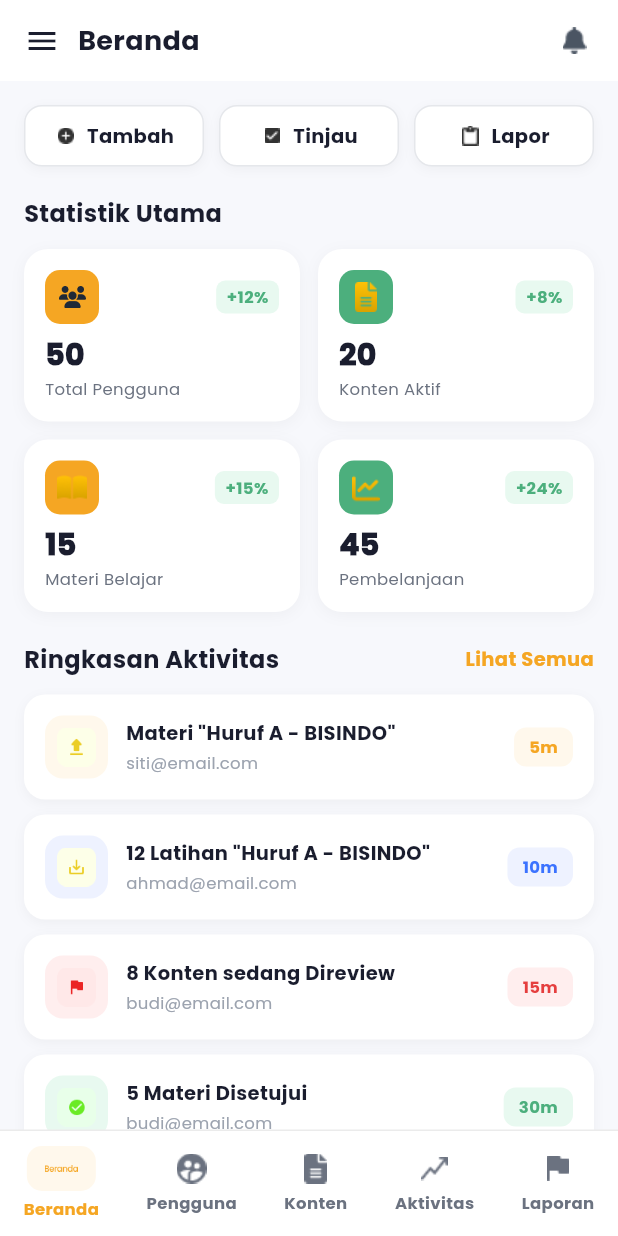
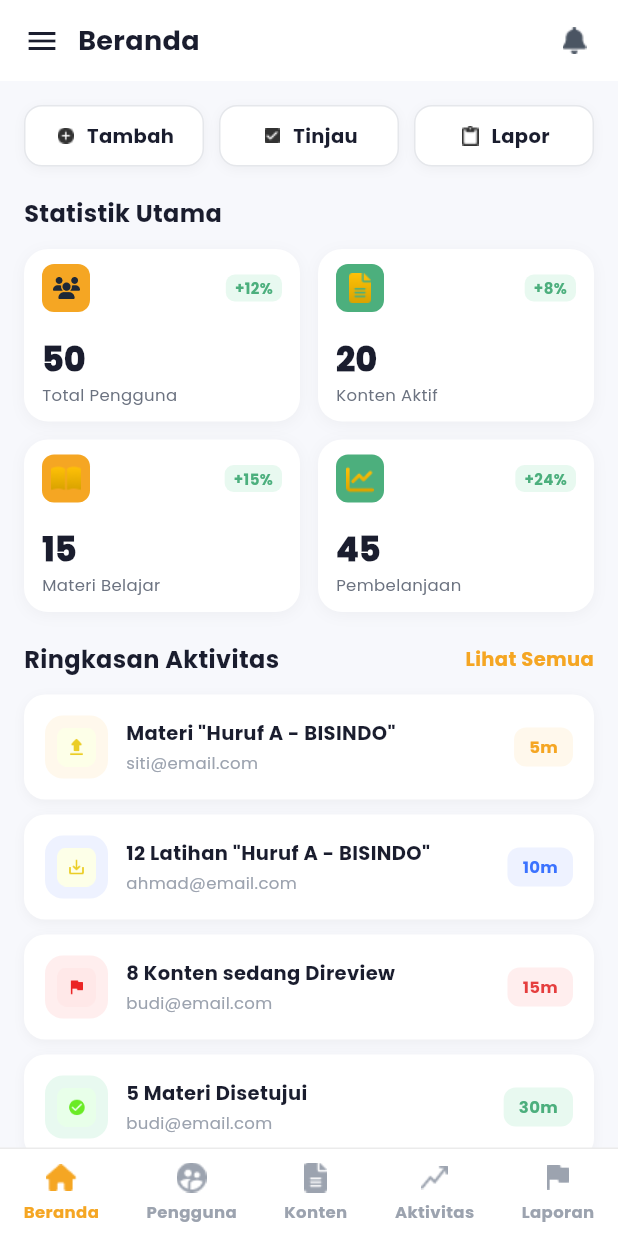
Before and after one commit to renatanianaysila-lab/app, a Flutter app: the BerandaAdmin screen opened directly, on a phone screen of 412 x 824 dp. Run offline on Flutter 3.47's test engine with Material 3 defaults, Android fonts, the phone set to English and light mode, and no system bars; our stand-ins replace youtube_player_flutter.

Commit message:
benerin beranda icon

```diff
--- a/lib/pages/beranda_admin.dart
+++ b/lib/pages/beranda_admin.dart
@@ -85,8 +85,10 @@ class _BerandaAdminState extends State<BerandaAdmin> {
                     const SizedBox(height: 20),
                     const Text('Statistik Utama',
                         style: TextStyle(
-                            fontSize: 16, fontWeight: FontWeight.w800,
-                            color: Color(0xFF1A1D2E), fontFamily: 'Poppins')),
+                            fontSize: 16,
+                            fontWeight: FontWeight.w800,
+                            color: Color(0xFF1A1D2E),
+                            fontFamily: 'Poppins')),
                     const SizedBox(height: 12),
                     _buildStatistikGrid(),
                     const SizedBox(height: 20),
@@ -94,15 +96,19 @@ class _BerandaAdminState extends State<BerandaAdmin> {
                       children: [
                         const Text('Ringkasan Aktivitas',
                             style: TextStyle(
-                                fontSize: 16, fontWeight: FontWeight.w800,
-                                color: Color(0xFF1A1D2E), fontFamily: 'Poppins')),
+                                fontSize: 16,
+                                fontWeight: FontWeight.w800,
+                                color: Color(0xFF1A1D2E),
+                                fontFamily: 'Poppins')),
                         const Spacer(),
                         GestureDetector(
                           onTap: () {},
                           child: const Text('Lihat Semua',
                               style: TextStyle(
-                                  fontSize: 13, fontWeight: FontWeight.w600,
-                                  color: Color(0xFFF5A623), fontFamily: 'Poppins')),
+                                  fontSize: 13,
+                                  fontWeight: FontWeight.w600,
+                                  color: Color(0xFFF5A623),
+                                  fontFamily: 'Poppins')),
                         ),
                       ],
                     ),
@@ -132,13 +138,18 @@ class _BerandaAdminState extends State<BerandaAdmin> {
           const Expanded(
             child: Text('Beranda',
                 style: TextStyle(
-                    fontSize: 18, fontWeight: FontWeight.w800,
-                    color: Color(0xFF1A1D2E), fontFamily: 'Poppins')),
+                    fontSize: 18,
+                    fontWeight: FontWeight.w800,
+                    color: Color(0xFF1A1D2E),
+                    fontFamily: 'Poppins')),
           ),
           Image.asset('assets/images/loncengadmin.png',
-              width: 26, height: 26,
-              errorBuilder: (_, __, ___) =>
-                  const Icon(Icons.notifications_none, color: Color(0xFF1A1D2E), size: 26)),
+              width: 26,
+              height: 26,
+              errorBuilder: (_, __, ___) => const Icon(
+                  Icons.notifications_none,
+                  color: Color(0xFF1A1D2E),
+                  size: 26)),
         ],
       ),
     );
@@ -184,21 +195,27 @@ class _BerandaAdminState extends State<BerandaAdmin> {
             borderRadius: BorderRadius.circular(12),
             border: Border.all(color: const Color(0xFFE5E7EB)),
             boxShadow: [
-              BoxShadow(color: Colors.black.withOpacity(0.04),
-                  blurRadius: 6, offset: const Offset(0, 2)),
+              BoxShadow(
+                  color: Colors.black.withOpacity(0.04),
+                  blurRadius: 6,
+                  offset: const Offset(0, 2)),
             ],
           ),
           child: Row(
             mainAxisAlignment: MainAxisAlignment.center,
             children: [
-              Image.asset(iconPath, width: 16, height: 16,
-                  errorBuilder: (_, __, ___) =>
-                      const Icon(Icons.add, size: 16, color: Color(0xFF1A1D2E))),
+              Image.asset(iconPath,
+                  width: 16,
+                  height: 16,
+                  errorBuilder: (_, __, ___) => const Icon(Icons.add,
+                      size: 16, color: Color(0xFF1A1D2E))),
               const SizedBox(width: 6),
               Text(label,
                   style: const TextStyle(
-                      fontSize: 13, fontWeight: FontWeight.w700,
-                      color: Color(0xFF1A1D2E), fontFamily: 'Poppins')),
+                      fontSize: 13,
+                      fontWeight: FontWeight.w700,
+                      color: Color(0xFF1A1D2E),
+                      fontFamily: 'Poppins')),
             ],
           ),
         ),
@@ -212,7 +229,7 @@ class _BerandaAdminState extends State<BerandaAdmin> {
       crossAxisCount: 2,
       crossAxisSpacing: 12,
       mainAxisSpacing: 12,
-      childAspectRatio: 1.6,
+      childAspectRatio: 1.6, // lebih compact, tidak terlalu besar
       shrinkWrap: true,
       physics: const NeverScrollableScrollPhysics(),
       children: [
@@ -261,32 +278,38 @@ class _BerandaAdminState extends State<BerandaAdmin> {
     required bool changePositive,
   }) {
     return Container(
-      padding: const EdgeInsets.all(14),
+      padding: const EdgeInsets.symmetric(horizontal: 12, vertical: 10),
       decoration: BoxDecoration(
         color: Colors.white,
         borderRadius: BorderRadius.circular(16),
         boxShadow: [
-          BoxShadow(color: Colors.black.withOpacity(0.04),
-              blurRadius: 8, offset: const Offset(0, 2)),
+          BoxShadow(
+              color: Colors.black.withOpacity(0.04),
+              blurRadius: 8,
+              offset: const Offset(0, 2)),
         ],
       ),
       child: Column(
         crossAxisAlignment: CrossAxisAlignment.start,
+        mainAxisAlignment: MainAxisAlignment.spaceBetween,
         children: [
           Row(
             children: [
               Container(
-                width: 36, height: 36,
+                width: 32,
+                height: 32,
                 decoration: BoxDecoration(
-                    color: iconBg, borderRadius: BorderRadius.circular(10)),
-                padding: const EdgeInsets.all(8),
-                child: Image.asset(iconPath, fit: BoxFit.contain,
-                    errorBuilder: (_, __, ___) =>
-                        const Icon(Icons.bar_chart, color: Colors.white, size: 18)),
+                    color: iconBg, borderRadius: BorderRadius.circular(8)),
+                padding: const EdgeInsets.all(6),
+                child: Image.asset(iconPath,
+                    fit: BoxFit.contain,
+                    errorBuilder: (_, __, ___) => const Icon(Icons.bar_chart,
+                        color: Colors.white, size: 16)),
               ),
               const Spacer(),
               Container(
-                padding: const EdgeInsets.symmetric(horizontal: 7, vertical: 3),
+                padding:
+                    const EdgeInsets.symmetric(horizontal: 6, vertical: 2),
                 decoration: BoxDecoration(
                   color: changePositive
                       ? const Color(0xFFE8F9F0)
@@ -295,7 +318,8 @@ class _BerandaAdminState extends State<BerandaAdmin> {
                 ),
                 child: Text(change,
                     style: TextStyle(
-                        fontSize: 11, fontWeight: FontWeight.w700,
+                        fontSize: 10,
+                        fontWeight: FontWeight.w700,
                         color: changePositive
                             ? const Color(0xFF4CAF7D)
                             : const Color(0xFFE53E3E),
@@ -303,15 +327,23 @@ class _BerandaAdminState extends State<BerandaAdmin> {
               ),
             ],
           ),
-          const Spacer(),
+          Column(
+            crossAxisAlignment: CrossAxisAlignment.start,
+            children: [
               Text(value,
                   style: const TextStyle(
-                  fontSize: 20, fontWeight: FontWeight.w900,
-                  color: Color(0xFF1A1D2E), fontFamily: 'Poppins')),
+                      fontSize: 22,
+                      fontWeight: FontWeight.w900,
+                      color: Color(0xFF1A1D2E),
+                      fontFamily: 'Poppins')),
               Text(label,
                   style: const TextStyle(
-                  fontSize: 11, fontWeight: FontWeight.w500,
-                  color: Color(0xFF6B7280), fontFamily: 'Poppins')),
+                      fontSize: 11,
+                      fontWeight: FontWeight.w500,
+                      color: Color(0xFF6B7280),
+                      fontFamily: 'Poppins')),
+            ],
+          ),
         ],
       ),
     );
@@ -326,14 +358,17 @@ class _BerandaAdminState extends State<BerandaAdmin> {
         color: Colors.white,
         borderRadius: BorderRadius.circular(14),
         boxShadow: [
-          BoxShadow(color: Colors.black.withOpacity(0.04),
-              blurRadius: 6, offset: const Offset(0, 2)),
+          BoxShadow(
+              color: Colors.black.withOpacity(0.04),
+              blurRadius: 6,
+              offset: const Offset(0, 2)),
         ],
       ),
       child: Row(
         children: [
           Container(
-            width: 42, height: 42,
+            width: 42,
+            height: 42,
             decoration: BoxDecoration(
               color: item['iconBg'] as Color,
               borderRadius: BorderRadius.circular(12),
@@ -341,8 +376,8 @@ class _BerandaAdminState extends State<BerandaAdmin> {
             padding: const EdgeInsets.all(8),
             child: Image.asset(item['iconPath'] as String,
                 fit: BoxFit.contain,
-                errorBuilder: (_, __, ___) =>
-                    const Icon(Icons.info, color: Color(0xFF9CA3AF), size: 20)),
+                errorBuilder: (_, __, ___) => const Icon(Icons.info,
+                    color: Color(0xFF9CA3AF), size: 20)),
           ),
           const SizedBox(width: 12),
           Expanded(
@@ -351,13 +386,17 @@ class _BerandaAdminState extends State<BerandaAdmin> {
               children: [
                 Text(item['title'] as String,
                     style: const TextStyle(
-                        fontSize: 13, fontWeight: FontWeight.w700,
-                        color: Color(0xFF1A1D2E), fontFamily: 'Poppins')),
+                        fontSize: 13,
+                        fontWeight: FontWeight.w700,
+                        color: Color(0xFF1A1D2E),
+                        fontFamily: 'Poppins')),
                 const SizedBox(height: 2),
                 Text(item['subtitle'] as String,
                     style: const TextStyle(
-                        fontSize: 11, fontWeight: FontWeight.w500,
-                        color: Color(0xFF9CA3AF), fontFamily: 'Poppins')),
+                        fontSize: 11,
+                        fontWeight: FontWeight.w500,
+                        color: Color(0xFF9CA3AF),
+                        fontFamily: 'Poppins')),
               ],
             ),
           ),
@@ -370,7 +409,8 @@ class _BerandaAdminState extends State<BerandaAdmin> {
             ),
             child: Text(item['time'] as String,
                 style: TextStyle(
-                    fontSize: 11, fontWeight: FontWeight.w700,
+                    fontSize: 11,
+                    fontWeight: FontWeight.w700,
                     color: item['timeColor'] as Color,
                     fontFamily: 'Poppins')),
           ),
@@ -384,7 +424,8 @@ class _BerandaAdminState extends State<BerandaAdmin> {
     showDialog(
       context: context,
       builder: (_) => Dialog(
-        shape: RoundedRectangleBorder(borderRadius: BorderRadius.circular(20)),
+        shape:
+            RoundedRectangleBorder(borderRadius: BorderRadius.circular(20)),
         child: Padding(
           padding: const EdgeInsets.all(20),
           child: Column(
@@ -394,8 +435,11 @@ class _BerandaAdminState extends State<BerandaAdmin> {
               Row(
                 children: [
                   const Text('Tambah',
-                      style: TextStyle(fontSize: 18, fontWeight: FontWeight.w800,
-                          color: Color(0xFF1A1D2E), fontFamily: 'Poppins')),
+                      style: TextStyle(
+                          fontSize: 18,
+                          fontWeight: FontWeight.w800,
+                          color: Color(0xFF1A1D2E),
+                          fontFamily: 'Poppins')),
                   const Spacer(),
                   GestureDetector(
                     onTap: () => Navigator.pop(context),
@@ -405,8 +449,11 @@ class _BerandaAdminState extends State<BerandaAdmin> {
               ),
               const SizedBox(height: 8),
               const Text('Pilih yang ingin ditambahkan:',
-                  style: TextStyle(fontSize: 13, fontWeight: FontWeight.w500,
-                      color: Color(0xFF6B7280), fontFamily: 'Poppins')),
+                  style: TextStyle(
+                      fontSize: 13,
+                      fontWeight: FontWeight.w500,
+                      color: Color(0xFF6B7280),
+                      fontFamily: 'Poppins')),
               const SizedBox(height: 16),
               _buildDialogOption(
                 iconPath: 'assets/images/materi.png',
@@ -448,14 +495,17 @@ class _BerandaAdminState extends State<BerandaAdmin> {
     return GestureDetector(
       onTap: onTap,
       child: Container(
-        padding: const EdgeInsets.symmetric(horizontal: 16, vertical: 14),
+        padding:
+            const EdgeInsets.symmetric(horizontal: 16, vertical: 14),
         decoration: BoxDecoration(
           color: color,
           borderRadius: BorderRadius.circular(14),
         ),
         child: Row(
           children: [
-            Image.asset(iconPath, width: 24, height: 24,
+            Image.asset(iconPath,
+                width: 24,
+                height: 24,
                 color: Colors.white,
                 errorBuilder: (_, __, ___) =>
                     const Icon(Icons.add, color: Colors.white, size: 24)),
@@ -464,11 +514,17 @@ class _BerandaAdminState extends State<BerandaAdmin> {
               crossAxisAlignment: CrossAxisAlignment.start,
               children: [
                 Text(label,
-                    style: const TextStyle(fontSize: 14, fontWeight: FontWeight.w800,
-                        color: Colors.white, fontFamily: 'Poppins')),
+                    style: const TextStyle(
+                        fontSize: 14,
+                        fontWeight: FontWeight.w800,
+                        color: Colors.white,
+                        fontFamily: 'Poppins')),
                 Text(sublabel,
-                    style: const TextStyle(fontSize: 11, fontWeight: FontWeight.w500,
-                        color: Colors.white70, fontFamily: 'Poppins')),
+                    style: const TextStyle(
+                        fontSize: 11,
+                        fontWeight: FontWeight.w500,
+                        color: Colors.white70,
+                        fontFamily: 'Poppins')),
               ],
             ),
           ],
@@ -482,7 +538,8 @@ class _BerandaAdminState extends State<BerandaAdmin> {
     showDialog(
       context: context,
       builder: (_) => Dialog(
-        shape: RoundedRectangleBorder(borderRadius: BorderRadius.circular(20)),
+        shape:
+            RoundedRectangleBorder(borderRadius: BorderRadius.circular(20)),
         child: Padding(
           padding: const EdgeInsets.all(20),
           child: Column(
@@ -492,8 +549,11 @@ class _BerandaAdminState extends State<BerandaAdmin> {
               Row(
                 children: [
                   const Text('Tinjau',
-                      style: TextStyle(fontSize: 18, fontWeight: FontWeight.w800,
-                          color: Color(0xFF1A1D2E), fontFamily: 'Poppins')),
+                      style: TextStyle(
+                          fontSize: 18,
+                          fontWeight: FontWeight.w800,
+                          color: Color(0xFF1A1D2E),
+                          fontFamily: 'Poppins')),
                   const Spacer(),
                   GestureDetector(
                     onTap: () => Navigator.pop(context),
@@ -511,8 +571,11 @@ class _BerandaAdminState extends State<BerandaAdmin> {
                 child: const Align(
                   alignment: Alignment.centerRight,
                   child: Text('Lihat Semua',
-                      style: TextStyle(fontSize: 13, fontWeight: FontWeight.w600,
-                          color: Color(0xFF3B72FF), fontFamily: 'Poppins')),
+                      style: TextStyle(
+                          fontSize: 13,
+                          fontWeight: FontWeight.w600,
+                          color: Color(0xFF3B72FF),
+                          fontFamily: 'Poppins')),
                 ),
               ),
             ],
@@ -538,11 +601,17 @@ class _BerandaAdminState extends State<BerandaAdmin> {
               crossAxisAlignment: CrossAxisAlignment.start,
               children: [
                 Text(title,
-                    style: const TextStyle(fontSize: 13, fontWeight: FontWeight.w700,
-                        color: Color(0xFF1A1D2E), fontFamily: 'Poppins')),
+                    style: const TextStyle(
+                        fontSize: 13,
+                        fontWeight: FontWeight.w700,
+                        color: Color(0xFF1A1D2E),
+                        fontFamily: 'Poppins')),
                 Text(email,
-                    style: const TextStyle(fontSize: 11, fontWeight: FontWeight.w500,
-                        color: Color(0xFF9CA3AF), fontFamily: 'Poppins')),
+                    style: const TextStyle(
+                        fontSize: 11,
+                        fontWeight: FontWeight.w500,
+                        color: Color(0xFF9CA3AF),
+                        fontFamily: 'Poppins')),
               ],
             ),
           ),
@@ -557,7 +626,8 @@ class _BerandaAdminState extends State<BerandaAdmin> {
     showDialog(
       context: context,
       builder: (_) => Dialog(
-        shape: RoundedRectangleBorder(borderRadius: BorderRadius.circular(20)),
+        shape:
+            RoundedRectangleBorder(borderRadius: BorderRadius.circular(20)),
         child: Padding(
           padding: const EdgeInsets.all(20),
           child: Column(
@@ -567,8 +637,11 @@ class _BerandaAdminState extends State<BerandaAdmin> {
               Row(
                 children: [
                   const Text('Lapor',
-                      style: TextStyle(fontSize: 18, fontWeight: FontWeight.w800,
-                          color: Color(0xFF1A1D2E), fontFamily: 'Poppins')),
+                      style: TextStyle(
+                          fontSize: 18,
+                          fontWeight: FontWeight.w800,
+                          color: Color(0xFF1A1D2E),
+                          fontFamily: 'Poppins')),
                   const Spacer(),
                   GestureDetector(
                     onTap: () => Navigator.pop(context),
@@ -577,8 +650,10 @@ class _BerandaAdminState extends State<BerandaAdmin> {
                 ],
               ),
               const SizedBox(height: 16),
-              _buildLaporItem('Alfabet A-Z', 'Konten tidak sesuai oleh pengguna'),
-              _buildLaporItem('Salam Dasar', 'Video tidak jelas dilaporkan murid'),
+              _buildLaporItem(
+                  'Alfabet A-Z', 'Konten tidak sesuai oleh pengguna'),
+              _buildLaporItem(
+                  'Salam Dasar', 'Video tidak jelas dilaporkan murid'),
               _buildLaporItem('Angka 1-10', 'Materi duplikat'),
               const SizedBox(height: 8),
               GestureDetector(
@@ -586,8 +661,11 @@ class _BerandaAdminState extends State<BerandaAdmin> {
                 child: const Align(
                   alignment: Alignment.centerRight,
                   child: Text('Lihat Semua',
-                      style: TextStyle(fontSize: 13, fontWeight: FontWeight.w600,
-                          color: Color(0xFF3B72FF), fontFamily: 'Poppins')),
+                      style: TextStyle(
+                          fontSize: 13,
+                          fontWeight: FontWeight.w600,
+                          color: Color(0xFF3B72FF),
+                          fontFamily: 'Poppins')),
                 ),
               ),
             ],
@@ -613,11 +691,17 @@ class _BerandaAdminState extends State<BerandaAdmin> {
               crossAxisAlignment: CrossAxisAlignment.start,
               children: [
                 Text(title,
-                    style: const TextStyle(fontSize: 13, fontWeight: FontWeight.w700,
-                        color: Color(0xFF1A1D2E), fontFamily: 'Poppins')),
+                    style: const TextStyle(
+                        fontSize: 13,
+                        fontWeight: FontWeight.w700,
+                        color: Color(0xFF1A1D2E),
+                        fontFamily: 'Poppins')),
                 Text(desc,
-                    style: const TextStyle(fontSize: 11, fontWeight: FontWeight.w500,
-                        color: Color(0xFF9CA3AF), fontFamily: 'Poppins')),
+                    style: const TextStyle(
+                        fontSize: 11,
+                        fontWeight: FontWeight.w500,
+                        color: Color(0xFF9CA3AF),
+                        fontFamily: 'Poppins')),
               ],
             ),
           ),
@@ -628,13 +712,14 @@ class _BerandaAdminState extends State<BerandaAdmin> {
   }
 
   // ─── BOTTOM NAV ────────────────────────────────────────
+  // FIX: ikon tetap gambar yang sama, hanya warna berubah kuning saat aktif
   Widget _buildBottomNav() {
-    final List<Map<String, dynamic>> items = [
-      {'iconPath': 'assets/images/berandaadmin.png', 'activeIcon': 'assets/images/Beranda.png', 'label': 'Beranda'},
-      {'iconPath': 'assets/images/penggunaadmin.png', 'activeIcon': 'assets/images/Pengguna.png', 'label': 'Pengguna'},
-      {'iconPath': 'assets/images/kontenadmin.png', 'activeIcon': 'assets/images/Konten.png', 'label': 'Konten'},
-      {'iconPath': 'assets/images/aktifitasadmin.png', 'activeIcon': 'assets/images/Aktifitas.png', 'label': 'Aktivitas'},
-      {'iconPath': 'assets/images/laporanadmin.png', 'activeIcon': 'assets/images/Laporan.png', 'label': 'Laporan'},
+    final List<Map<String, String>> items = [
+      {'iconPath': 'assets/images/berandaadmin.png', 'label': 'Beranda'},
+      {'iconPath': 'assets/images/penggunaadmin.png', 'label': 'Pengguna'},
+      {'iconPath': 'assets/images/kontenadmin.png', 'label': 'Konten'},
+      {'iconPath': 'assets/images/aktifitasadmin.png', 'label': 'Aktivitas'},
+      {'iconPath': 'assets/images/laporanadmin.png', 'label': 'Laporan'},
     ];
 
     return Container(
@@ -642,44 +727,48 @@ class _BerandaAdminState extends State<BerandaAdmin> {
         color: Colors.white,
         border: Border(top: BorderSide(color: Color(0xFFEBEBEB))),
       ),
-      padding: const EdgeInsets.symmetric(vertical: 10),
+      padding: const EdgeInsets.symmetric(vertical: 8),
       child: Row(
         mainAxisAlignment: MainAxisAlignment.spaceAround,
         children: List.generate(items.length, (i) {
           final isActive = _selectedNav == i;
-          final iconPath = isActive
-              ? items[i]['activeIcon'] as String
-              : items[i]['iconPath'] as String;
           return GestureDetector(
             onTap: () => setState(() => _selectedNav = i),
             child: Column(
               mainAxisSize: MainAxisSize.min,
               children: [
-                Container(
-                  padding: isActive
-                      ? const EdgeInsets.symmetric(horizontal: 12, vertical: 4)
-                      : EdgeInsets.zero,
-                  decoration: isActive
-                      ? BoxDecoration(
-                          color: const Color(0xFFFFF8EC),
-                          borderRadius: BorderRadius.circular(10))
-                      : null,
-                  child: Image.asset(iconPath, width: 22, height: 22,
-                      color: isActive ? const Color(0xFFF5A623) : const Color(0xFF6B7280),
-                      errorBuilder: (_, __, ___) => Icon(Icons.circle,
+                // Ikon tetap gambar yang sama, hanya warna berubah
+                ColorFiltered(
+                  colorFilter: ColorFilter.mode(
+                    isActive
+                        ? const Color(0xFFF5A623)
+                        : const Color(0xFF9CA3AF),
+                    BlendMode.srcIn,
+                  ),
+                  child: Image.asset(
+                    items[i]['iconPath']!,
+                    width: 22,
+                    height: 22,
+                    errorBuilder: (_, __, ___) => Icon(
+                      Icons.circle,
                       size: 22,
                       color: isActive
                           ? const Color(0xFFF5A623)
-                              : const Color(0xFF6B7280))),
+                          : const Color(0xFF9CA3AF),
+                    ),
+                  ),
                 ),
                 const SizedBox(height: 4),
-                Text(items[i]['label'] as String,
+                Text(
+                  items[i]['label']!,
                   style: TextStyle(
-                        fontSize: 11, fontWeight: FontWeight.w700,
+                      fontSize: 11,
+                      fontWeight: FontWeight.w700,
                       color: isActive
                           ? const Color(0xFFF5A623)
-                            : const Color(0xFF6B7280),
-                        fontFamily: 'Poppins')),
+                          : const Color(0xFF9CA3AF),
+                      fontFamily: 'Poppins'),
+                ),
               ],
             ),
           );
```
Lines whose indentation alone changed are shown as unchanged.
